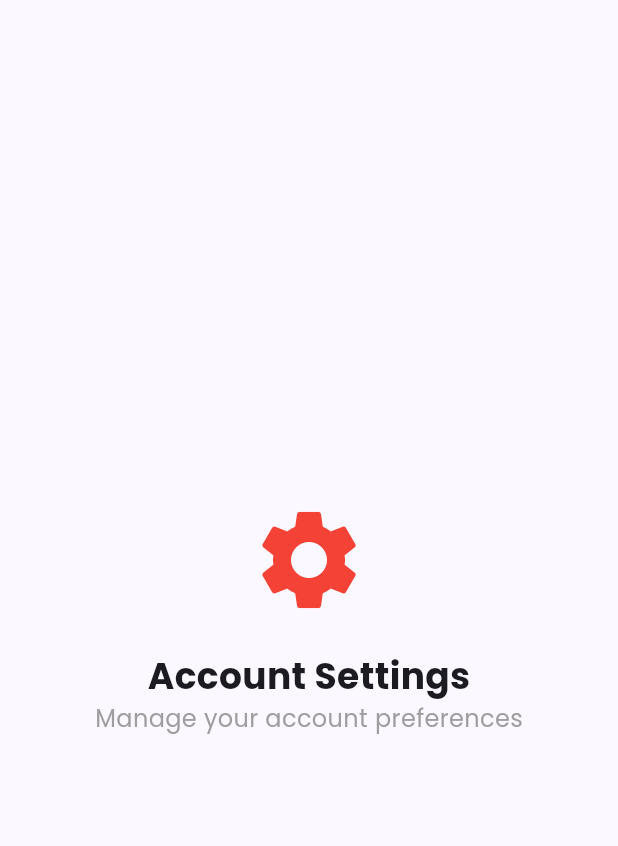
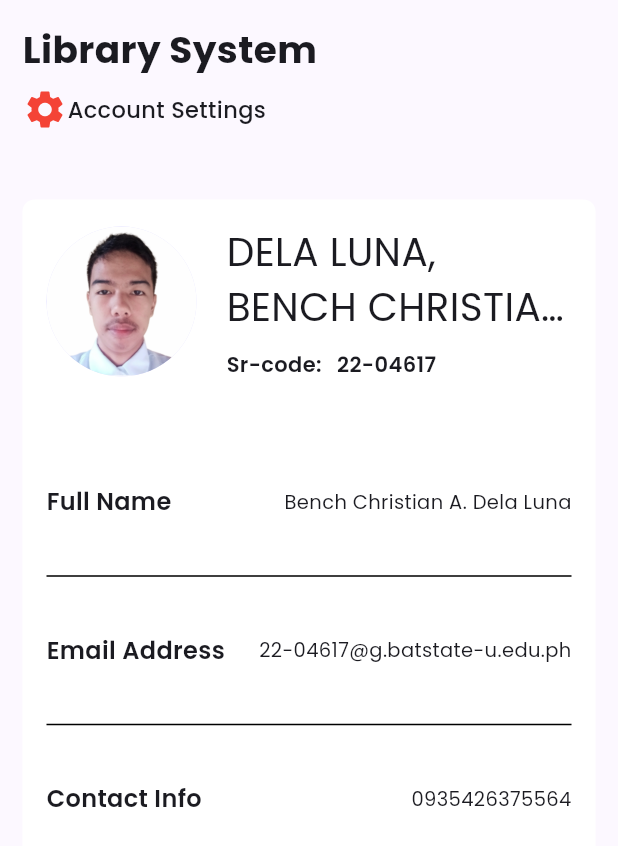
Before and after one commit to Bench-10/BSU_Library_Clone, a Flutter app: the AccountSettingsPage widget shown alone on an empty page, opened directly, on a phone screen of 412 x 824 dp. Shown: the top 846 px of the screen. Run offline on Flutter 3.47's test engine with Material 3 defaults, Android fonts, the phone set to English and light mode, and no system bars; our stand-ins replace google_fonts.

Commit message:
designed the account page

```diff
--- a/lib/features/pages/accountSettingsPage.dart
+++ b/lib/features/pages/accountSettingsPage.dart
@@ -14,22 +14,211 @@ class AccountSettingsPage extends StatefulWidget{
 class _MyAppState extends State<AccountSettingsPage> {
   @override
   Widget build(BuildContext context) {
-    return Center(
+    return Container(
+      margin: EdgeInsets.symmetric(vertical: 15, horizontal: 15),
       child: Column(
-        mainAxisAlignment: MainAxisAlignment.center,
+        crossAxisAlignment: CrossAxisAlignment.start,
         children: [
-          Icon(Icons.settings, size: 80, color: Colors.red),
-          SizedBox(height: 20),
           Text(
-            'Account Settings',
-            style: GoogleFonts.poppins(fontSize: 24, fontWeight: FontWeight.bold),
+            'Library System',
+            style: GoogleFonts.poppins(
+              fontSize: 25,
+              fontWeight: FontWeight.bold,
+            )
           ),
-          Text(
-            'Manage your account preferences',
-            style: GoogleFonts.poppins(fontSize: 16, color: Colors.grey),
+
+          SizedBox(height: 7,),
+
+          Container(
+            height: 30,
+
+            child: Row(
+              children: [
+                Icon(Icons.settings, size: 30, color: Colors.red),
+
+                Text(
+                  'Account Settings',
+                  style: GoogleFonts.poppins(
+                    fontSize: 15,
+                    fontWeight: FontWeight.w500
+                  )
+                )
+
+              ],
+            ),
           ),
+
+          SizedBox(height: 45),
+
+          Container(
+            padding: EdgeInsets.all(16),
+            decoration: BoxDecoration(
+              color: Colors.white,
+              borderRadius: BorderRadius.all(Radius.circular(8))
+            ),
+            child: Column(
+                children: [
+                  Row(
+                    children: [
+                      CircleAvatar(
+                        radius: 50,
+                        backgroundImage: AssetImage('assets/images/profile.jpg'),
+                      ),
+
+                      SizedBox(width: 20,),
+
+                      Expanded(
+                        child: Column(
+                          children: [
+                            Text(
+                              'DELA LUNA, BENCH CHRISTIAN A.',
+                              style: GoogleFonts.poppins(
+                                fontSize: 26,
+                                fontWeight: FontWeight.w400,
+                              ),
+                              overflow: TextOverflow.ellipsis,
+                              maxLines: 2,
+                            ),
+
+                            SizedBox(height: 10,),
+
+                            Row(
+                              children: [
+                                Text(
+                                  'Sr-code:',
+                                  style: GoogleFonts.poppins(
+                                    fontWeight: FontWeight.w600
+                                  ),
+                                ),
+
+                                SizedBox(width: 10,),
+
+                                Text(
+                                  '22-04617',
+                                  style: GoogleFonts.poppins(
+                                    fontWeight: FontWeight.w600
+                                  ),
+                                ),
+                              ],
+                            )
+                          ],
+                        ),
+                      )
+
+
+
+                    ],
+                  ),
+
+                  SizedBox(height: 70,),
+
+                  Row(
+                    mainAxisAlignment: MainAxisAlignment.spaceBetween,
+                    children: [
+                      Text(
+                        'Full Name',
+                        style: GoogleFonts.poppins(
+                          fontWeight: FontWeight.w600,
+                          fontSize: 16
+                        ),
+                      ),
+
+                      Text(
+                        'Bench Christian A. Dela Luna',
+                        style: GoogleFonts.poppins(
+                          fontWeight: FontWeight.w400,
+                          fontSize: 13
+                        ),
+                      ),
+
+
+
+                    ],
+                  ),
+
+                  SizedBox(height: 30,),
+
+                  Divider(
+                    color: Colors.black,
+                    thickness: 1,
+                  ),
+
+                  SizedBox(height: 30,),
+
+
+                  Row(
+                    mainAxisAlignment: MainAxisAlignment.spaceBetween,
+                    children: [
+                      Text(
+                        'Email Address',
+                        style: GoogleFonts.poppins(
+                          fontWeight: FontWeight.w600,
+                          fontSize: 16
+                        ),
+                      ),
+
+                      Text(
+                        '22-04617@g.batstate-u.edu.ph',
+                        style: GoogleFonts.poppins(
+                          fontWeight: FontWeight.w400,
+                          fontSize: 13
+                        ),
+                      ),
+
+
+
+                    ],
+                  ),
+
+                  SizedBox(height: 30,),
+
+                  Divider(
+                    color: Colors.black,
+                    thickness: 1,
+                  ),
+
+                  SizedBox(height: 30,),
+
+
+                  Row(
+                    mainAxisAlignment: MainAxisAlignment.spaceBetween,
+                    children: [
+                      Text(
+                        'Contact Info',
+                        style: GoogleFonts.poppins(
+                          fontWeight: FontWeight.w600,
+                          fontSize: 16
+                        ),
+                      ),
+
+                      Text(
+                        '0935426375564',
+                        style: GoogleFonts.poppins(
+                          fontWeight: FontWeight.w400,
+                          fontSize: 13
+                        ),
+                      ),
+
+
+
+                    ],
+                  ),
+
+                  SizedBox(height: 30,),
+
+
+
+                  //NEXT
+
+
+
+                ],
+            )
+          )
+
         ],
       ),
+
     );
   }
 }
--- a/lib/features/pages/mainApp.dart
+++ b/lib/features/pages/mainApp.dart
@@ -41,6 +41,7 @@ class _MyAppState extends State<mainApp> {
   @override
   Widget build(BuildContext context) {
     return Scaffold(
+      backgroundColor: const Color.fromARGB(255, 247, 250, 252),
       appBar: _buildAppBar(),
       drawer: _buildDrawer(),
       body: pages[currentPageIndex],
```
